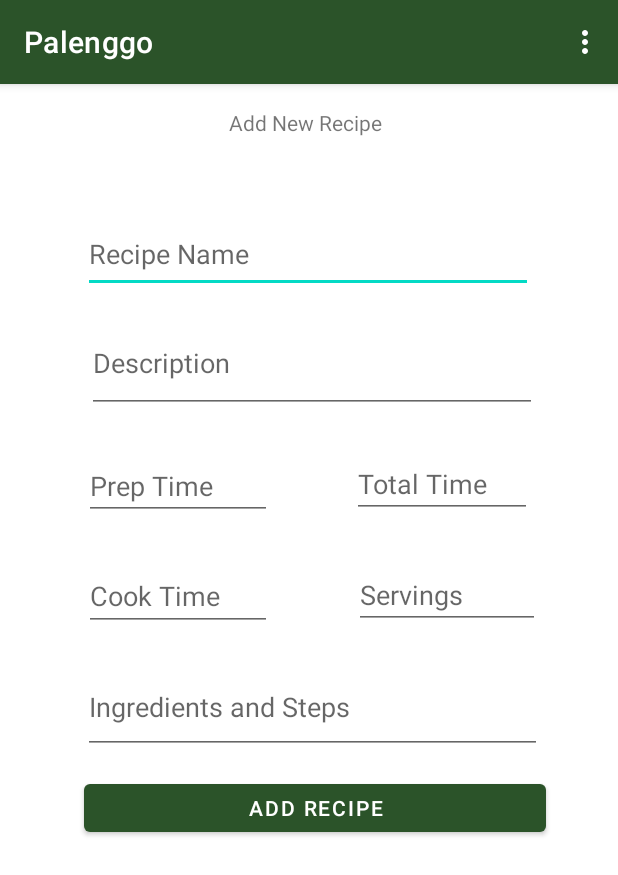
After one commit to arellanosophia/Palenggo, an Android app: the addRecipesActivity screen opened directly, with no data from a screen before it, on a phone screen of 412 x 824 dp. The commit adds this screen. Shown: the top 875 px of the screen. Run offline under Robolectric (Android 15) with nearby library versions, the phone set to English and light mode, and no system bars; our stand-ins replace Firebase (no records; nobody signed in at launch, a user with empty details on screens opened directly).

Commit message:
Added Recipes Function

```diff
--- a/app/build.gradle
+++ b/app/build.gradle
@@ -47,6 +47,7 @@ dependencies {
     implementation "androidx.cardview:cardview:1.0.0"
     implementation 'androidx.recyclerview:recyclerview:1.1.0'
     implementation 'com.google.firebase:firebase-database:19.5.1'
+    implementation 'com.google.firebase:firebase-database-ktx:19.5.1'
 
     testImplementation 'junit:junit:4.+'
     androidTestImplementation 'androidx.test.ext:junit:1.1.2'
--- a/app/src/main/AndroidManifest.xml
+++ b/app/src/main/AndroidManifest.xml
@@ -9,7 +9,9 @@
         android:roundIcon="@mipmap/ic_launcher_round"
         android:supportsRtl="true"
         android:theme="@style/Theme.Palenggo">
-        <activity android:name=".bawadiForm"></activity>
+        <activity android:name=".PendingRecipeActivity"></activity>
+        <activity android:name=".addRecipesActivity" />
+        <activity android:name=".bawadiForm" />
         <activity android:name=".benecoForm" />
         <activity android:name=".PayBillsPage" />
         <activity android:name=".CartActivity" />
--- /dev/null
+++ b/app/src/main/java/com/example/palenggo/addRecipesActivity.kt
@@ -0,0 +1,82 @@
+package com.example.palenggo
+
+import android.content.Intent
+import androidx.appcompat.app.AppCompatActivity
+import android.os.Bundle
+import android.view.Menu
+import android.view.MenuItem
+import android.widget.ArrayAdapter
+import android.widget.Button
+import android.widget.EditText
+import android.widget.Toast
+import com.example.palenggo.handlers.PalenggoHandler
+import com.example.palenggo.models.Recipes
+import com.google.firebase.database.DataSnapshot
+import com.google.firebase.database.DatabaseError
+import com.google.firebase.database.ValueEventListener
+
+class addRecipesActivity : AppCompatActivity() {
+    lateinit var recipeNameET: EditText
+    lateinit var descET: EditText
+    lateinit var prepET: EditText
+    lateinit var cookET: EditText
+    lateinit var totalET: EditText
+    lateinit var servingsET: EditText
+    lateinit var toDoET: EditText
+    lateinit var addRecipeBtn: Button
+
+    lateinit var palenggoHandler: PalenggoHandler
+    override fun onCreate(savedInstanceState: Bundle?) {
+        super.onCreate(savedInstanceState)
+        setContentView(R.layout.activity_add_recipes)
+        palenggoHandler = PalenggoHandler()
+
+        recipeNameET = findViewById(R.id.recipeNameET)
+        descET = findViewById(R.id.descET)
+        prepET = findViewById(R.id.prepET)
+        cookET = findViewById(R.id.cookET)
+        totalET = findViewById(R.id.totalET)
+        servingsET = findViewById(R.id.servingsET)
+        toDoET = findViewById(R.id.toDoET)
+
+        addRecipeBtn = findViewById(R.id.addRecipeBtn)
+
+        addRecipeBtn.setOnClickListener {
+            val recipe_name = recipeNameET.text.toString()
+            val desc = descET.text.toString()
+            val prep = prepET.text.toString()
+            val cook = cookET.text.toString()
+            val total = totalET.text.toString()
+            val serving = servingsET.text.toString()
+            val toDo = toDoET.text.toString()
+            val recipe = Recipes(recipe_name = recipe_name, desc = desc, prep = prep, cook = cook, total = total, servings = serving, toDo = toDo)
+            if (palenggoHandler.addRecipes(recipe)) {
+                    Toast.makeText(applicationContext, "Recipe added", Toast.LENGTH_LONG).show()
+                    clearFields()
+            }
+        }
+    }
+    fun clearFields() {
+        recipeNameET.text.clear()
+        descET.text.clear()
+        prepET.text.clear()
+        cookET.text.clear()
+        totalET.text.clear()
+        servingsET.text.clear()
+        toDoET.text.clear()
+    }
+    override fun onCreateOptionsMenu(menu: Menu?): Boolean {
+        val inflater = menuInflater
+        inflater.inflate(R.menu.pending_recipes_menu, menu)
+        return true
+    }
+    override fun onOptionsItemSelected(item: MenuItem): Boolean {
+        return when (item.itemId) {
+            R.id.edit_recipe -> {
+                startActivity(Intent(applicationContext, PendingRecipeActivity::class.java))
+                return true
+            }
+            else -> super.onOptionsItemSelected(item)
+        }
+    }
+}
--- a/app/src/main/java/com/example/palenggo/handlers/PalenggoHandler.kt
+++ b/app/src/main/java/com/example/palenggo/handlers/PalenggoHandler.kt
@@ -1,6 +1,7 @@
 package com.example.palenggo.handlers
 
 import com.example.palenggo.models.Cart
+import com.example.palenggo.models.Recipes
 import com.google.firebase.database.DatabaseReference
 import com.google.firebase.database.FirebaseDatabase
 
@@ -26,4 +27,21 @@ class PalenggoHandler {
         return true
     }
 
+//RECIPES FUNCTION
+    var addRecipe: DatabaseReference
+    init {
+        database = FirebaseDatabase.getInstance()
+        addRecipe = database.getReference("add_recipe")
+    }
+    fun addRecipes (recipes: Recipes): Boolean{
+        val id = addRecipe.push().key
+        recipes.id = id
+
+        addRecipe.child(id!!).setValue(recipes)
+        return true
+    }
+    fun updateRecipe(recipes: Recipes): Boolean {
+        addRecipe.child(recipes.id!!).setValue(recipes)
+        return true
+    }
 }
--- a/app/src/main/java/com/example/palenggo/models/Cart.kt
+++ b/app/src/main/java/com/example/palenggo/models/Cart.kt
@@ -9,5 +9,4 @@ class Cart(var id: String? = "", var product_name: String? = "", var product_qua
        var total = product_price*product_quantity
         return product_name.toString() + "      Price: $product_price    Quantity: $product_quantity            TOTAL: " + total
     }
-
 }
--- /dev/null
+++ b/app/src/main/res/layout/activity_add_recipes.xml
@@ -0,0 +1,125 @@
+<?xml version="1.0" encoding="utf-8"?>
+<androidx.constraintlayout.widget.ConstraintLayout xmlns:android="http://schemas.android.com/apk/res/android"
+    xmlns:app="http://schemas.android.com/apk/res-auto"
+    xmlns:tools="http://schemas.android.com/tools"
+    android:layout_width="match_parent"
+    android:layout_height="match_parent"
+    tools:context=".addRecipesActivity">
+    <TextView
+        android:id="@+id/addRecipesTV"
+        android:layout_width="wrap_content"
+        android:layout_height="wrap_content"
+        android:layout_marginStart="148dp"
+        android:layout_marginTop="16dp"
+        android:layout_marginEnd="153dp"
+        android:text="Add New Recipe"
+        app:layout_constraintEnd_toEndOf="parent"
+        app:layout_constraintStart_toStartOf="parent"
+        app:layout_constraintTop_toTopOf="parent" />
+
+    <EditText
+        android:id="@+id/recipeNameET"
+        android:layout_width="300dp"
+        android:layout_height="52dp"
+        android:layout_marginTop="52dp"
+        android:ems="10"
+        android:hint="Recipe Name"
+        android:inputType="textPersonName"
+        app:layout_constraintEnd_toEndOf="parent"
+        app:layout_constraintHorizontal_bias="0.497"
+        app:layout_constraintStart_toStartOf="parent"
+        app:layout_constraintTop_toBottomOf="@+id/addRecipesTV" />
+
+    <EditText
+        android:id="@+id/descET"
+        android:layout_width="300dp"
+        android:layout_height="56dp"
+        android:layout_marginTop="24dp"
+        android:ems="10"
+        android:gravity="start|top"
+        android:hint="Description"
+        android:inputType="textMultiLine"
+        app:layout_constraintEnd_toEndOf="parent"
+        app:layout_constraintHorizontal_bias="0.518"
+        app:layout_constraintStart_toStartOf="parent"
+        app:layout_constraintTop_toBottomOf="@+id/recipeNameET" />
+
+    <EditText
+        android:id="@+id/prepET"
+        android:layout_width="125dp"
+        android:layout_height="43dp"
+        android:layout_marginStart="56dp"
+        android:layout_marginTop="28dp"
+        android:ems="10"
+        android:hint="Prep Time"
+        android:inputType="textPersonName"
+        app:layout_constraintStart_toStartOf="parent"
+        app:layout_constraintTop_toBottomOf="@+id/descET" />
+
+    <EditText
+        android:id="@+id/cookET"
+        android:layout_width="125dp"
+        android:layout_height="46dp"
+        android:layout_marginStart="56dp"
+        android:layout_marginTop="28dp"
+        android:ems="10"
+        android:hint="Cook Time"
+        android:inputType="textPersonName"
+        app:layout_constraintStart_toStartOf="parent"
+        app:layout_constraintTop_toBottomOf="@+id/prepET" />
+
+    <EditText
+        android:id="@+id/totalET"
+        android:layout_width="120dp"
+        android:layout_height="42dp"
+        android:layout_marginStart="99dp"
+        android:layout_marginTop="28dp"
+        android:layout_marginEnd="57dp"
+        android:ems="10"
+        android:hint="Total Time"
+        android:inputType="textPersonName"
+        app:layout_constraintEnd_toEndOf="parent"
+        app:layout_constraintHorizontal_bias="1.0"
+        app:layout_constraintStart_toEndOf="@+id/prepET"
+        app:layout_constraintTop_toBottomOf="@+id/descET" />
+
+    <EditText
+        android:id="@+id/servingsET"
+        android:layout_width="124dp"
+        android:layout_height="42dp"
+        android:layout_marginTop="32dp"
+        android:layout_marginEnd="52dp"
+        android:ems="10"
+        android:hint="Servings"
+        android:inputType="textPersonName"
+        app:layout_constraintEnd_toEndOf="parent"
+        app:layout_constraintTop_toBottomOf="@+id/totalET" />
+
+    <EditText
+        android:id="@+id/toDoET"
+        android:layout_width="306dp"
+        android:layout_height="54dp"
+        android:layout_marginStart="55dp"
+        android:layout_marginTop="28dp"
+        android:layout_marginEnd="55dp"
+        android:ems="10"
+        android:gravity="start|top"
+        android:hint="Ingredients and Steps "
+        android:inputType="textMultiLine"
+        app:layout_constraintEnd_toEndOf="parent"
+        app:layout_constraintHorizontal_bias="0.0"
+        app:layout_constraintStart_toStartOf="parent"
+        app:layout_constraintTop_toBottomOf="@+id/cookET" />
+
+    <Button
+        android:id="@+id/addRecipeBtn"
+        android:layout_width="308dp"
+        android:layout_height="44dp"
+        android:layout_marginStart="55dp"
+        android:layout_marginTop="14dp"
+        android:layout_marginEnd="48dp"
+        android:text="Add Recipe"
+        app:layout_constraintEnd_toEndOf="parent"
+        app:layout_constraintStart_toStartOf="parent"
+        app:layout_constraintTop_toBottomOf="@+id/toDoET" />
+</androidx.constraintlayout.widget.ConstraintLayout>
--- /dev/null
+++ b/app/src/main/res/menu/add_recipes_menu.xml
@@ -0,0 +1,6 @@
+<?xml version="1.0" encoding="utf-8"?>
+<menu xmlns:android="http://schemas.android.com/apk/res/android">
+    <item android:id="@+id/go_to_pending_recipes"
+        android:title="Go to Pending Recipes">
+    </item>
+</menu>
--- /dev/null
+++ b/app/src/main/res/menu/pending_recipes_menu.xml
@@ -0,0 +1,6 @@
+<?xml version="1.0" encoding="utf-8"?>
+<menu xmlns:android="http://schemas.android.com/apk/res/android">
+    <item android:id="@+id/edit_recipe"
+        android:title="Edit Recipe">
+    </item>
+</menu>
--- /dev/null
+++ b/app/src/main/res/menu/recipes_option_menu.xml
@@ -0,0 +1,6 @@
+<?xml version="1.0" encoding="utf-8"?>
+<menu xmlns:android="http://schemas.android.com/apk/res/android">
+    <item android:id="@+id/add_recipe"
+        android:title="Add Recipe">
+    </item>
+</menu>
```
Also changed, not shown: app/src/main/java/com/example/palenggo/PendingRecipeActivity.kt (added, +105 -0 lines), app/src/main/java/com/example/palenggo/ViewRecipeListActivity.kt (+34 -13 lines), app/src/main/java/com/example/palenggo/models/Modal.kt (added, +14 -0 lines), app/src/main/java/com/example/palenggo/models/Recipes.kt (added, +7 -0 lines), app/src/main/res/layout/activity_pending_recipe.xml (added, +130 -0 lines), app/src/main/java/com/example/palenggo/RecipesAdapter.kt (indentation only), app/src/main/res/drawable/no_img.jpg (added).
